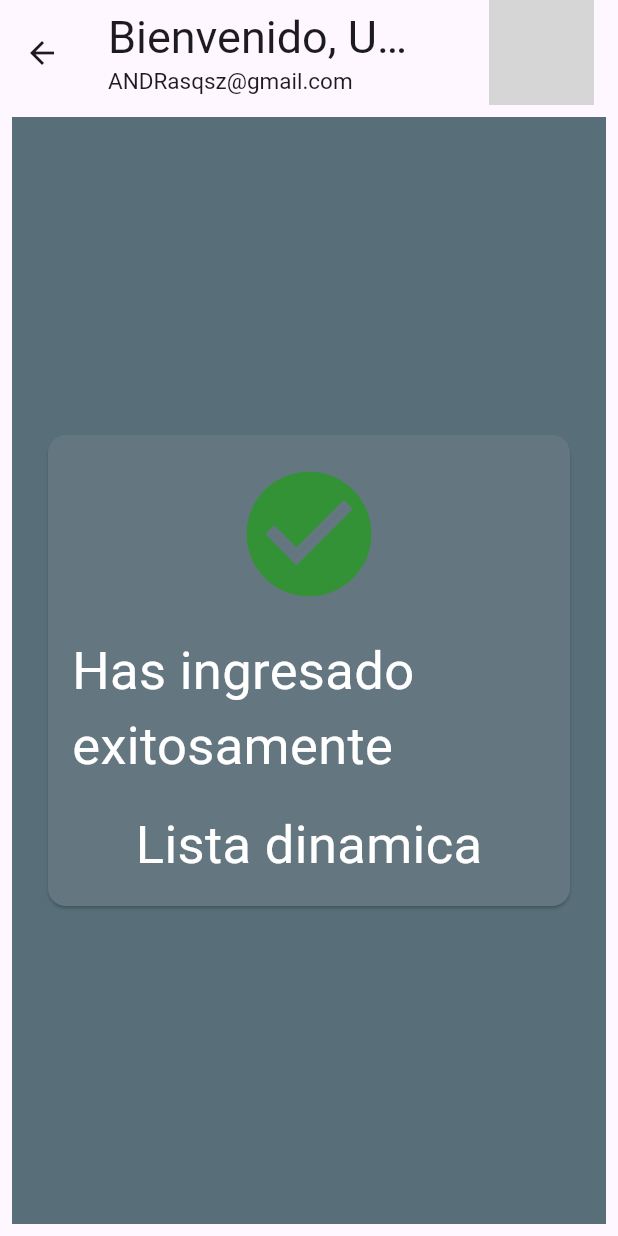
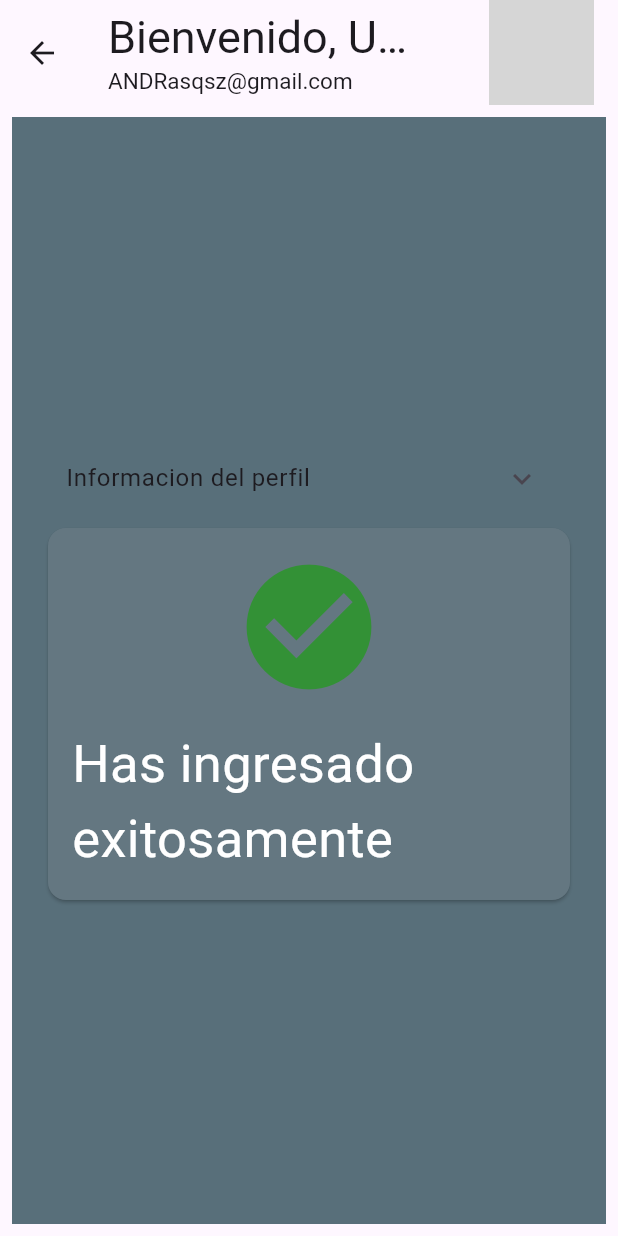
Before and after one commit to AndreaJVB/Tarea-Login, a Flutter app: the InicioPage screen opened by its route, on a phone screen of 412 x 824 dp. Run offline on Flutter 3.47's test engine with Material 3 defaults, Android fonts, the phone set to English and light mode, and no system bars; network calls fail; grey boxes are pictures that could not be loaded.

Commit message:
lista dinamica

```diff
--- a/tarea_login/lib/inicio_page.dart
+++ b/tarea_login/lib/inicio_page.dart
@@ -61,6 +61,15 @@ class InicioPage extends StatelessWidget {
             child: Column(
               mainAxisAlignment: MainAxisAlignment.center,
               children: [
+                ExpansionTile(
+                  backgroundColor: Colors.indigo,
+                  title: Text("Informacion del perfil"),
+                  children: [
+                    Text("Nombre: "),
+                    Text("Correo: "),
+                    Text("Telefono: ")
+                  ],
+                ),
                 Card(
                   color: const Color.fromARGB(255, 100, 119, 129),
                   child: Padding(
@@ -80,14 +89,6 @@ class InicioPage extends StatelessWidget {
                             color: Colors.white,
                           ),
                         ),
-                        SizedBox(height: 16),
-                        Text(
-                          "Lista dinamica",
-                          style: TextStyle(
-                            fontSize: 35,
-                            color: Colors.white,
-                          ),
-                        ),
                       ],
                     ),
                   ),
```
Also changed, not shown: tarea_login/lib/widgets/user_data.dart (added, +14 -0 lines).
